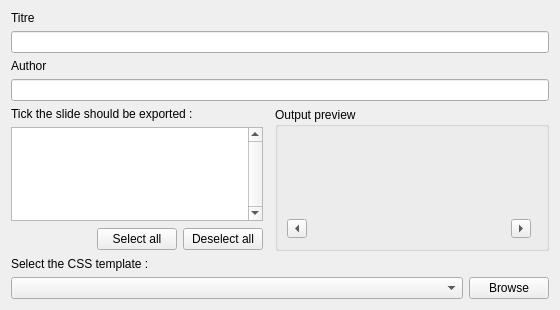
This is kpresenter/part/ui/KPrHtmlExport.ui in KDE/calligra-history as Qt 5 draws it before an edit. The edited form follows.
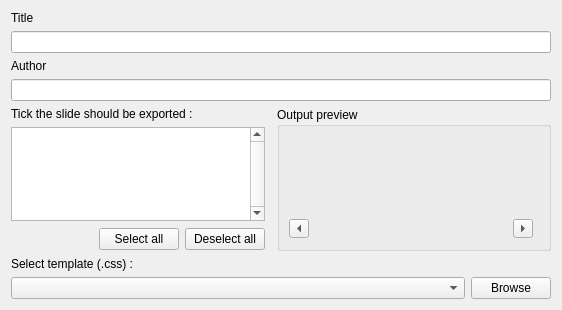
This is the edited form. Custom widgets are drawn as their Qt base class.

Commit message: Refactoring replace foreach by for, remove / add some blank Change KPrHtmlExport parameter struct Change QLabel text into KPrHtmlExport.ui

What changed in the file:
```diff
--- a/kpresenter/part/ui/KPrHtmlExport.ui
+++ b/kpresenter/part/ui/KPrHtmlExport.ui
@@ -6,7 +6,7 @@
    <rect>
     <x>0</x>
     <y>0</y>
-    <width>560</width>
+    <width>562</width>
     <height>310</height>
    </rect>
   </property>
@@ -47,7 +47,7 @@
    <item row="7" column="0" colspan="5">
     <widget class="QLabel" name="textLabel_css">
      <property name="text">
-      <string>Select the CSS template :</string>
+      <string>Select template (.css) :</string>
      </property>
      <property name="wordWrap">
       <bool>false</bool>
@@ -74,7 +74,7 @@
    <item row="0" column="0">
     <widget class="QLabel" name="textlable_top">
      <property name="text">
-      <string>Titre</string>
+      <string>Title</string>
      </property>
     </widget>
    </item>
```
The commit also changes 5 other files.
